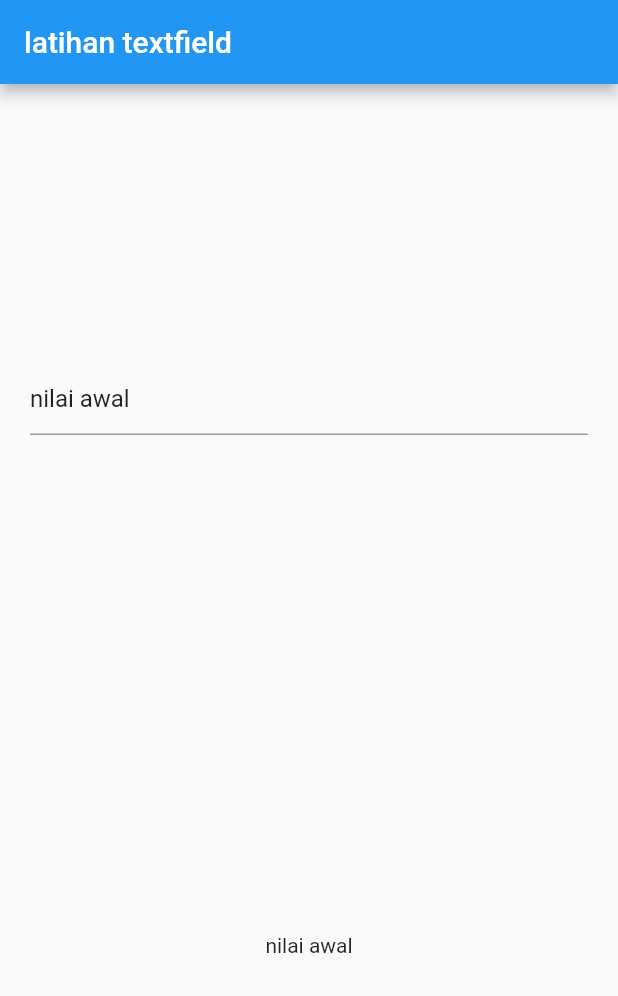
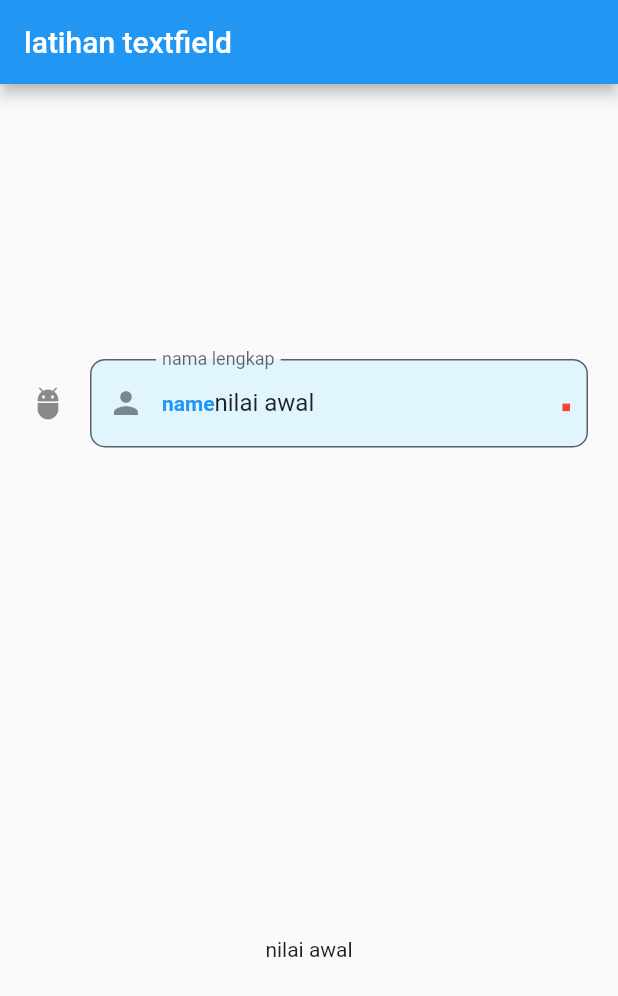
Before and after one commit to luizmirrelll/flutter_textfield_widget, a Flutter app: the screen it shows after launch, on a phone screen of 412 x 824 dp. Shown: the top 996 px of the screen. Run offline on Flutter 3.47's test engine with Material 2 defaults, Android fonts, the phone set to English and light mode, and no system bars.

Commit message:
TextField (Decoration)

```diff
--- a/lib/main.dart
+++ b/lib/main.dart
@@ -24,6 +24,24 @@ class _MyAppState extends State<MyApp> {
             mainAxisAlignment: MainAxisAlignment.spaceAround,
             children: <Widget>[
               TextField(
+                decoration: InputDecoration(
+                    fillColor: Colors.lightBlue[50],
+                    filled: true,
+                    icon: Icon(Icons.adb),
+                    suffix: Container(
+                      width: 5,
+                      height: 5,
+                      color: Colors.red,
+                    ),
+                    prefixIcon: Icon(Icons.person),
+                    prefixText: "name",
+                    prefixStyle: TextStyle(
+                        color: Colors.blue, fontWeight: FontWeight.w600),
+                    labelText: "nama lengkap",
+                    hintText: "nama lengkapnya loh",
+                    hintStyle: TextStyle(fontSize: 12),
+                    border: OutlineInputBorder(
+                        borderRadius: BorderRadius.circular(10))),
                 // maxLength: 5,//hanya menulis 5 karakter
                 // obscureText: true,//utk password
                 onChanged: (value) {
```
